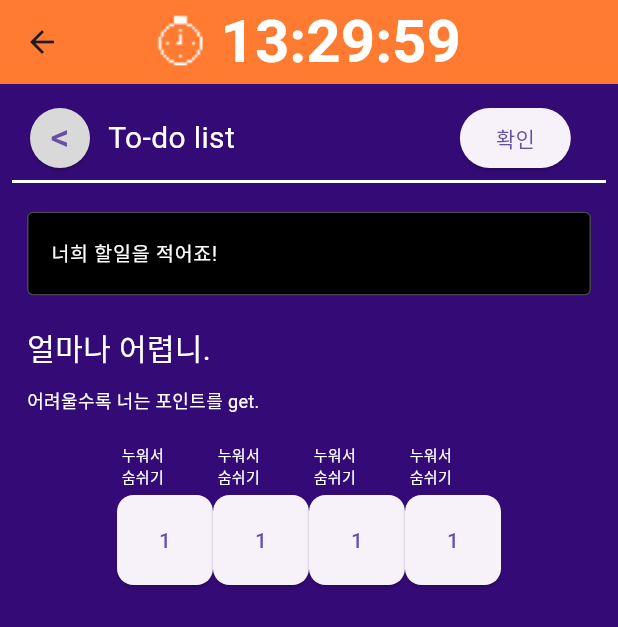
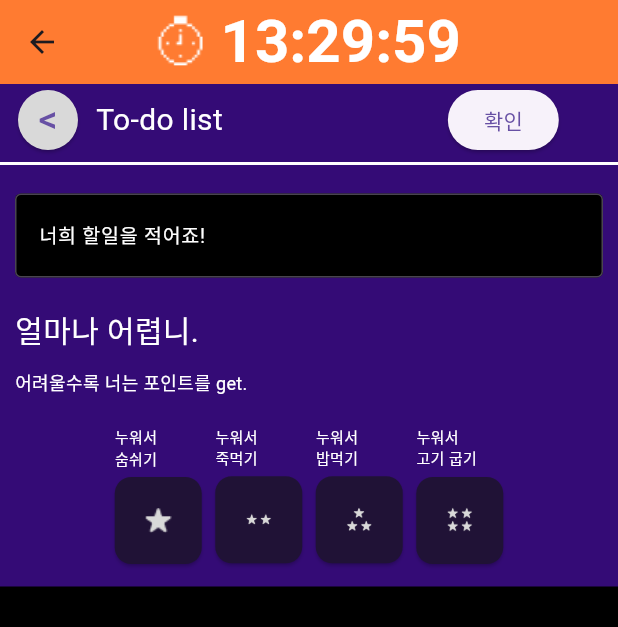
Before and after one commit to 1st-PARD-APP-PART/pixel_n_semicolon, a Flutter app: the AddPage screen opened by its route, on a phone screen of 412 x 824 dp. Shown: the top 627 px of the screen. Run offline on Flutter 3.47's test engine with Material 2 defaults, Android fonts, the light colour scheme and no system bars; our stand-ins replace cloud_firestore, firebase_auth, firebase_core, google_sign_in, percent_indicator; accounts and stored records are empty; Roboto replaces fonts that are missing (DungGeunMo).

Commit message:
add updated

```diff
--- a/lib/add.dart
+++ b/lib/add.dart
@@ -114,12 +114,7 @@ class _AddPageState extends State<AddPage> {
           ],
         ),
       ),
-      body: Padding(
-        padding: const EdgeInsets.symmetric(
-          horizontal: 8.0,
-          vertical: 12,
-        ),
-        child: Container(
+      body: Container(
         decoration: const BoxDecoration(
           color: Color(0xFF340B76),
         ),
@@ -164,11 +159,11 @@ class _AddPageState extends State<AddPage> {
               thickness: 2,
               color: Colors.white,
             ),
-              const SizedBox(
-                height: 15,
+            Padding(
+              padding: const EdgeInsets.symmetric(
+                horizontal: 10,
+                vertical: 15,
               ),
-              Padding(
-                padding: const EdgeInsets.symmetric(horizontal: 10),
               child: Column(
                 crossAxisAlignment: CrossAxisAlignment.start,
                 children: [
@@ -228,16 +223,24 @@ class _AddPageState extends State<AddPage> {
                           const SizedBox(
                             height: 5,
                           ),
-                            ElevatedButton(
+                          SizedBox(
+                            width: 58,
+                            height: 58,
+                            child: ElevatedButton(
                               style: ElevatedButton.styleFrom(
+                                  backgroundColor: const Color(0xFF201236),
                                   shape: RoundedRectangleBorder(
                                     borderRadius: BorderRadius.circular(11),
                                   ),
                                   padding: const EdgeInsets.all(20)),
-                              child: const Text('1'),
+                              child: Image.asset('assets/1star.png'),
                               onPressed: () {},
                             ),
+                          ),
                         ],
+                      ),
+                      const SizedBox(
+                        width: 9,
                       ),
                       Column(
                         children: [
@@ -245,7 +248,7 @@ class _AddPageState extends State<AddPage> {
                             width: 58,
                             child: Flexible(
                               child: Text(
-                                  '누워서 \n숨쉬기',
+                                '누워서\n죽먹기',
                                 style: TextStyle(
                                   color: Colors.white,
                                   fontSize: 10,
@@ -256,16 +259,26 @@ class _AddPageState extends State<AddPage> {
                           const SizedBox(
                             height: 5,
                           ),
-                            ElevatedButton(
+                          SizedBox(
+                            width: 58,
+                            height: 58,
+                            child: ElevatedButton(
                               style: ElevatedButton.styleFrom(
+                                  backgroundColor: const Color(0xFF201236),
                                   shape: RoundedRectangleBorder(
                                     borderRadius: BorderRadius.circular(11),
                                   ),
                                   padding: const EdgeInsets.all(20)),
-                              child: const Text('1'),
+                              child: Image.asset(
+                                'assets/2star.png',
+                              ),
                               onPressed: () {},
                             ),
+                          ),
                         ],
+                      ),
+                      const SizedBox(
+                        width: 9,
                       ),
                       Column(
                         children: [
@@ -273,7 +286,7 @@ class _AddPageState extends State<AddPage> {
                             width: 58,
                             child: Flexible(
                               child: Text(
-                                  '누워서 \n숨쉬기',
+                                '누워서\n밥먹기',
                                 style: TextStyle(
                                   color: Colors.white,
                                   fontSize: 10,
@@ -284,16 +297,24 @@ class _AddPageState extends State<AddPage> {
                           const SizedBox(
                             height: 5,
                           ),
-                            ElevatedButton(
+                          SizedBox(
+                            width: 58,
+                            height: 58,
+                            child: ElevatedButton(
                               style: ElevatedButton.styleFrom(
+                                  backgroundColor: const Color(0xFF201236),
                                   shape: RoundedRectangleBorder(
                                     borderRadius: BorderRadius.circular(11),
                                   ),
                                   padding: const EdgeInsets.all(20)),
-                              child: const Text('1'),
+                              child: Image.asset('assets/3star.png'),
                               onPressed: () {},
                             ),
+                          ),
                         ],
+                      ),
+                      const SizedBox(
+                        width: 9,
                       ),
                       Column(
                         children: [
@@ -301,7 +322,7 @@ class _AddPageState extends State<AddPage> {
                             width: 58,
                             child: Flexible(
                               child: Text(
-                                  '누워서 \n숨쉬기',
+                                '누워서\n고기 굽기',
                                 style: TextStyle(
                                   color: Colors.white,
                                   fontSize: 10,
@@ -312,14 +333,24 @@ class _AddPageState extends State<AddPage> {
                           const SizedBox(
                             height: 5,
                           ),
-                            ElevatedButton(
+                          SizedBox(
+                            width: 58,
+                            height: 58,
+                            child: ElevatedButton(
                               style: ElevatedButton.styleFrom(
+                                  backgroundColor: const Color(0xFF201236),
                                   shape: RoundedRectangleBorder(
                                     borderRadius: BorderRadius.circular(11),
                                   ),
                                   padding: const EdgeInsets.all(20)),
-                              child: const Text('1'),
+                              child: Column(
+                                children: [
+                                  Image.asset('assets/2star.png'),
+                                  Image.asset('assets/2star.png'),
+                                ],
+                              ),
                               onPressed: () {},
+                            ),
                           ),
                         ],
                       ),
@@ -327,9 +358,15 @@ class _AddPageState extends State<AddPage> {
                   ),
                 ],
               ),
-              )
+            ),
+            Expanded(
+              child: Container(
+                decoration: const BoxDecoration(
+                  color: Colors.black,
+                ),
+              ),
+            ),
           ],
-          ),
         ),
       ),
     );
--- a/pubspec.yaml
+++ b/pubspec.yaml
@@ -44,6 +44,9 @@ flutter:
     - assets/user3.png
     - assets/me.png
     - assets/timer.png
+    - assets/1star.png
+    - assets/2star.png
+    - assets/3star.png
   #   - images/a_dot_ham.jpeg
 
   # An image asset can refer to one or more resolution-specific "variants", see
```
Lines whose indentation alone changed are shown as unchanged.
